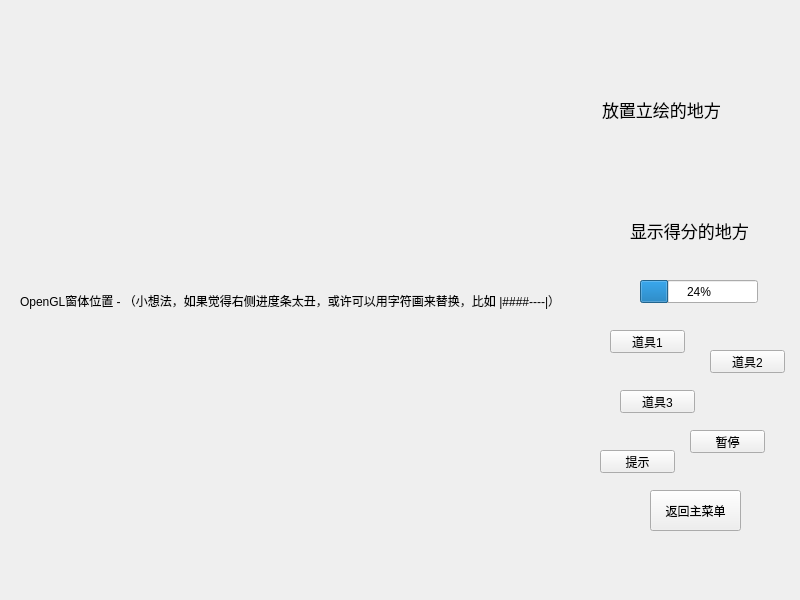
First picture: the form in code/window/gamewindow.ui, repository YXHXianYu/2022-BJTU-DataStructure-FinalProject, before the edit.
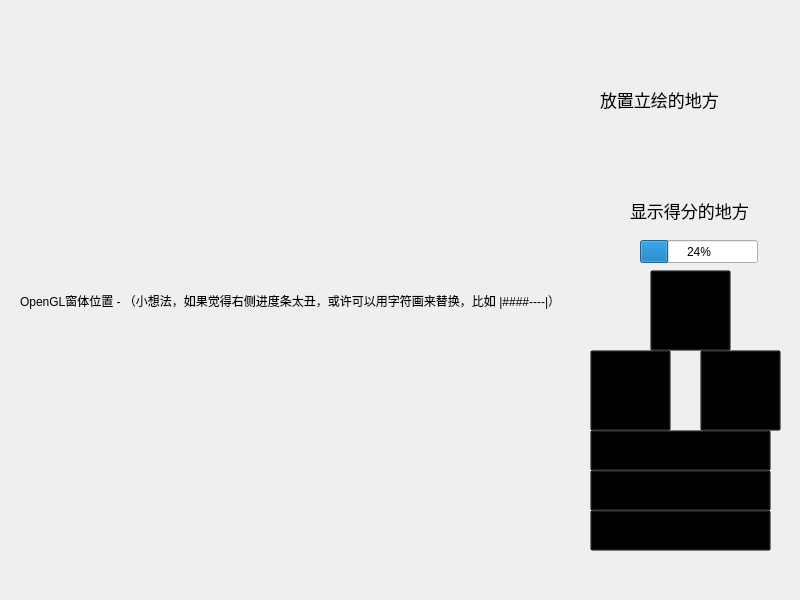
Second picture: the form after the edit. Icons and pictures are not drawn.

What changed in the file:
```diff
--- a/code/window/gamewindow.ui
+++ b/code/window/gamewindow.ui
@@ -14,112 +14,6 @@
    <string>MainWindow</string>
   </property>
   <widget class="QWidget" name="centralwidget">
-   <widget class="QPushButton" name="btnReturn">
-    <property name="geometry">
-     <rect>
-      <x>650</x>
-      <y>490</y>
-      <width>91</width>
-      <height>41</height>
-     </rect>
-    </property>
-    <property name="text">
-     <string>返回主菜单</string>
-    </property>
-   </widget>
-   <widget class="QLabel" name="tachie">
-    <property name="geometry">
-     <rect>
-      <x>602</x>
-      <y>20</y>
-      <width>178</width>
-      <height>178</height>
-     </rect>
-    </property>
-    <property name="font">
-     <font>
-      <family>等线</family>
-      <pointsize>13</pointsize>
-     </font>
-    </property>
-    <property name="text">
-     <string>放置立绘的地方</string>
-    </property>
-   </widget>
-   <widget class="QPushButton" name="skill1_button">
-    <property name="geometry">
-     <rect>
-      <x>610</x>
-      <y>330</y>
-      <width>75</width>
-      <height>23</height>
-     </rect>
-    </property>
-    <property name="text">
-     <string>道具1</string>
-    </property>
-   </widget>
-   <widget class="QPushButton" name="skill2_button">
-    <property name="geometry">
-     <rect>
-      <x>710</x>
-      <y>350</y>
-      <width>75</width>
-      <height>23</height>
-     </rect>
-    </property>
-    <property name="text">
-     <string>道具2</string>
-    </property>
-    <property name="autoDefault">
-     <bool>false</bool>
-    </property>
-    <property name="default">
-     <bool>false</bool>
-    </property>
-    <property name="flat">
-     <bool>false</bool>
-    </property>
-   </widget>
-   <widget class="QPushButton" name="skill3_button">
-    <property name="geometry">
-     <rect>
-      <x>620</x>
-      <y>390</y>
-      <width>75</width>
-      <height>23</height>
-     </rect>
-    </property>
-    <property name="text">
-     <string>道具3</string>
-    </property>
-   </widget>
-   <widget class="QPushButton" name="pause_button">
-    <property name="geometry">
-     <rect>
-      <x>690</x>
-      <y>430</y>
-      <width>75</width>
-      <height>23</height>
-     </rect>
-    </property>
-    <property name="text">
-     <string>暂停</string>
-    </property>
-   </widget>
-   <widget class="QProgressBar" name="left_time_bar">
-    <property name="geometry">
-     <rect>
-      <x>640</x>
-      <y>280</y>
-      <width>118</width>
-      <height>23</height>
-     </rect>
-    </property>
-    <property name="value">
-     <number>24</number>
-    </property>
-   </widget>
    <widget class="QLabel" name="opengl_position_label">
     <property name="geometry">
      <rect>
@@ -133,37 +27,253 @@
      <string>OpenGL窗体位置 - （小想法，如果觉得右侧进度条太丑，或许可以用字符画来替换，比如 |####----|）</string>
     </property>
    </widget>
-   <widget class="QLabel" name="score_bar">
+   <widget class="QWidget" name="picwidget" native="true">
     <property name="geometry">
      <rect>
-      <x>630</x>
-      <y>210</y>
-      <width>121</width>
-      <height>41</height>
+      <x>0</x>
+      <y>0</y>
+      <width>801</width>
+      <height>601</height>
      </rect>
     </property>
-    <property name="font">
-     <font>
-      <family>等线</family>
-      <pointsize>13</pointsize>
-     </font>
+    <property name="styleSheet">
+     <string notr="true">#picwidget{border-image:url(:/images/gamewindow/background.png)}</string>
     </property>
-    <property name="text">
-     <string>显示得分的地方</string>
-    </property>
    </widget>
-   <widget class="QPushButton" name="hint_button">
+   <widget class="QWidget" name="picwidget_2" native="true">
     <property name="geometry">
      <rect>
-      <x>600</x>
-      <y>450</y>
-      <width>75</width>
-      <height>23</height>
+      <x>-10</x>
+      <y>-20</y>
+      <width>801</width>
+      <height>601</height>
      </rect>
     </property>
-    <property name="text">
-     <string>提示</string>
+    <property name="maximumSize">
+     <size>
+      <width>801</width>
+      <height>601</height>
+     </size>
     </property>
+    <property name="styleSheet">
+     <string notr="true"/>
+    </property>
+    <widget class="QPushButton" name="skill1_button">
+     <property name="geometry">
+      <rect>
+       <x>660</x>
+       <y>290</y>
+       <width>81</width>
+       <height>81</height>
+      </rect>
+     </property>
+     <property name="styleSheet">
+      <string notr="true">background-color:rgba(0,0,0,0)</string>
+     </property>
+     <property name="text">
+      <string/>
+     </property>
+     <property name="icon">
+      <iconset resource="../../resource/res.qrc">
+       <normaloff>:/images/gamewindow/1.png</normaloff>:/images/gamewindow/1.png</iconset>
+     </property>
+     <property name="iconSize">
+      <size>
+       <width>77</width>
+       <height>77</height>
+      </size>
+     </property>
+    </widget>
+    <widget class="QLabel" name="tachie">
+     <property name="geometry">
+      <rect>
+       <x>610</x>
+       <y>30</y>
+       <width>178</width>
+       <height>178</height>
+      </rect>
+     </property>
+     <property name="font">
+      <font>
+       <family>等线</family>
+       <pointsize>13</pointsize>
+      </font>
+     </property>
+     <property name="text">
+      <string>放置立绘的地方</string>
+     </property>
+    </widget>
+    <widget class="QLabel" name="score_bar">
+     <property name="geometry">
+      <rect>
+       <x>640</x>
+       <y>210</y>
+       <width>121</width>
+       <height>41</height>
+      </rect>
+     </property>
+     <property name="font">
+      <font>
+       <family>等线</family>
+       <pointsize>13</pointsize>
+      </font>
+     </property>
+     <property name="text">
+      <string>显示得分的地方</string>
+     </property>
+    </widget>
+    <widget class="QProgressBar" name="left_time_bar">
+     <property name="geometry">
+      <rect>
+       <x>650</x>
+       <y>260</y>
+       <width>118</width>
+       <height>23</height>
+      </rect>
+     </property>
+     <property name="value">
+      <number>24</number>
+     </property>
+    </widget>
+    <widget class="QPushButton" name="skill3_button">
+     <property name="geometry">
+      <rect>
+       <x>710</x>
+       <y>370</y>
+       <width>81</width>
+       <height>81</height>
+      </rect>
+     </property>
+     <property name="styleSheet">
+      <string notr="true">background-color:rgba(0,0,0,0)</string>
+     </property>
+     <property name="text">
+      <string/>
+     </property>
+     <property name="icon">
+      <iconset resource="../../resource/res.qrc">
+       <normaloff>:/images/gamewindow/3.png</normaloff>:/images/gamewindow/3.png</iconset>
+     </property>
+     <property name="iconSize">
+      <size>
+       <width>77</width>
+       <height>77</height>
+      </size>
+     </property>
+    </widget>
+    <widget class="QPushButton" name="skill2_button">
+     <property name="geometry">
+      <rect>
+       <x>600</x>
+       <y>370</y>
+       <width>81</width>
+       <height>81</height>
+      </rect>
+     </property>
+     <property name="styleSheet">
+      <string notr="true">background-color:rgba(0,0,0,0)</string>
+     </property>
+     <property name="text">
+      <string/>
+     </property>
+     <property name="icon">
+      <iconset resource="../../resource/res.qrc">
+       <normaloff>:/images/gamewindow/2.png</normaloff>:/images/gamewindow/2.png</iconset>
+     </property>
+     <property name="iconSize">
+      <size>
+       <width>77</width>
+       <height>77</height>
+      </size>
+     </property>
+     <property name="autoDefault">
+      <bool>false</bool>
+     </property>
+     <property name="default">
+      <bool>false</bool>
+     </property>
+     <property name="flat">
+      <bool>false</bool>
+     </property>
+    </widget>
+    <widget class="QPushButton" name="btnReturn">
+     <property name="geometry">
+      <rect>
+       <x>600</x>
+       <y>530</y>
+       <width>181</width>
+       <height>41</height>
+      </rect>
+     </property>
+     <property name="styleSheet">
+      <string notr="true">background-color:rgba(0,0,0,0)</string>
+     </property>
+     <property name="text">
+      <string/>
+     </property>
+     <property name="icon">
+      <iconset resource="../../resource/res.qrc">
+       <normaloff>:/images/gamewindow/6.png</normaloff>:/images/gamewindow/6.png</iconset>
+     </property>
+     <property name="iconSize">
+      <size>
+       <width>175</width>
+       <height>35</height>
+      </size>
+     </property>
+    </widget>
+    <widget class="QPushButton" name="hint_button">
+     <property name="geometry">
+      <rect>
+       <x>600</x>
+       <y>450</y>
+       <width>181</width>
+       <height>41</height>
+      </rect>
+     </property>
+     <property name="styleSheet">
+      <string notr="true">background-color:rgba(0,0,0,0)</string>
+     </property>
+     <property name="text">
+      <string/>
+     </property>
+     <property name="icon">
+      <iconset resource="../../resource/res.qrc">
+       <normaloff>:/images/gamewindow/5.png</normaloff>:/images/gamewindow/5.png</iconset>
+     </property>
+     <property name="iconSize">
+      <size>
+       <width>175</width>
+       <height>35</height>
+      </size>
+     </property>
+    </widget>
+    <widget class="QPushButton" name="pause_button">
+     <property name="geometry">
+      <rect>
+       <x>600</x>
+       <y>490</y>
+       <width>181</width>
+       <height>41</height>
+      </rect>
+     </property>
+     <property name="styleSheet">
+      <string notr="true">background-color:rgba(0,0,0,0)</string>
+     </property>
+     <property name="text">
+      <string/>
+     </property>
+     <property name="icon">
+      <iconset resource="../../resource/res.qrc">
+       <normaloff>:/images/gamewindow/4.png</normaloff>:/images/gamewindow/4.png</iconset>
+     </property>
+     <property name="iconSize">
+      <size>
+       <width>175</width>
+       <height>35</height>
+      </size>
+     </property>
+    </widget>
    </widget>
   </widget>
  </widget>
```
Left out of the diff: 7 changed lines with no effect on the pictures.
